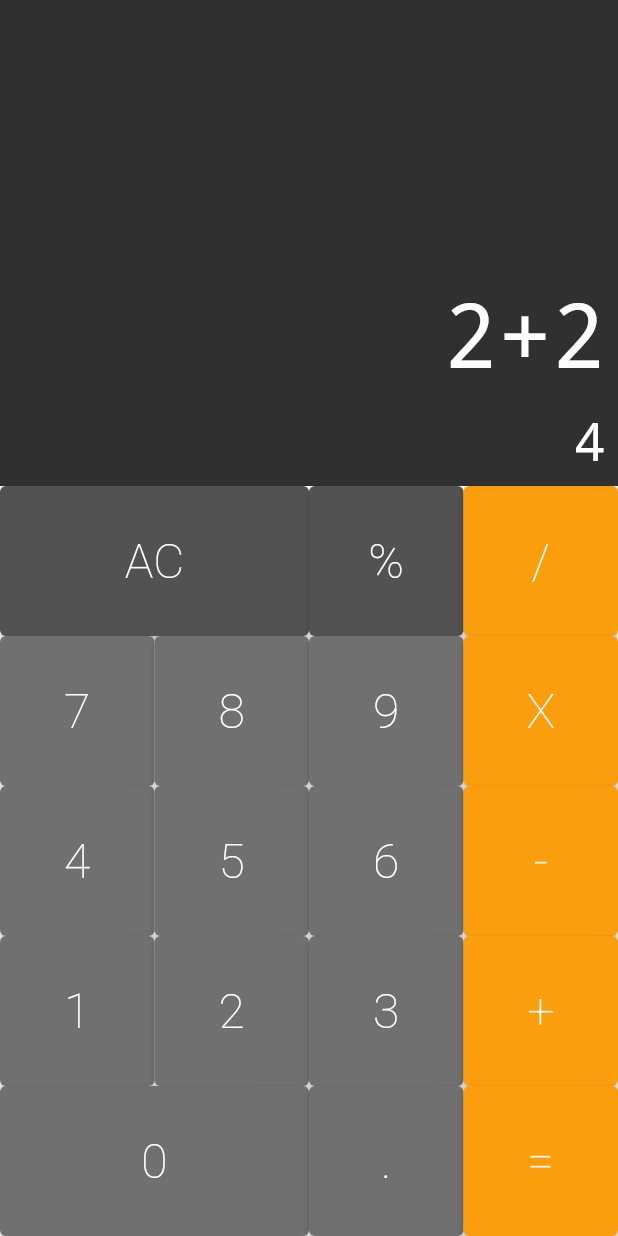
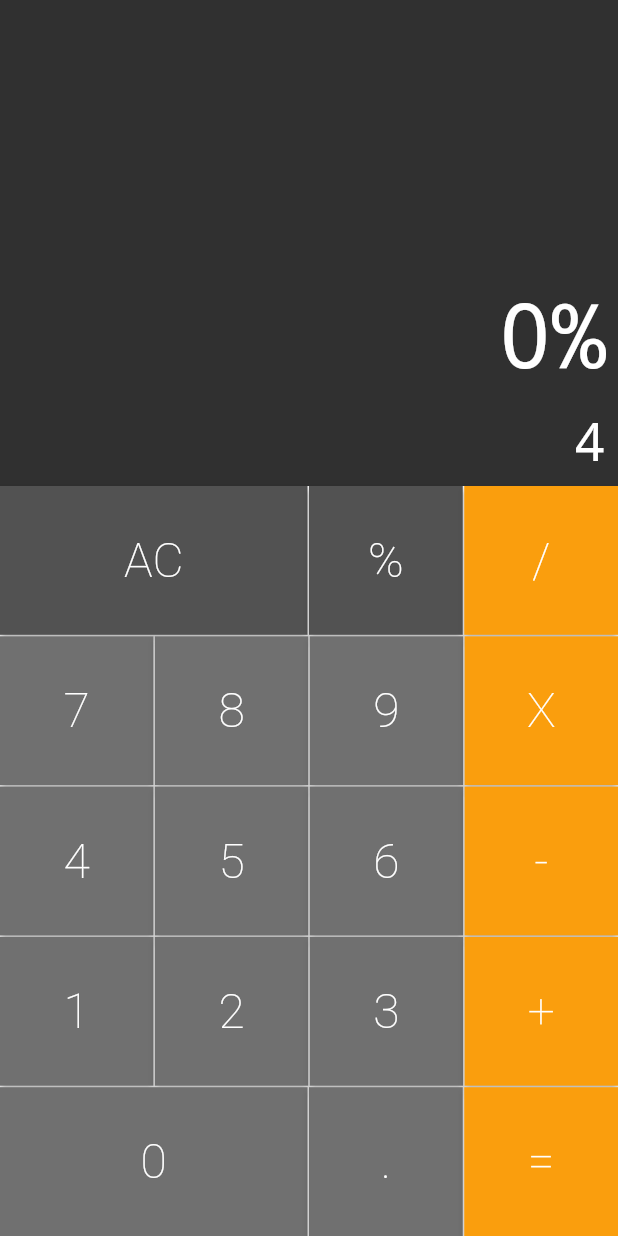
Before and after one commit to Kafran-Portfolio/FlutterCalc, a Flutter app: the screen it shows after launch, after a tap on an icon or button, on a phone screen of 412 x 824 dp. Run offline on Flutter 3.47's test engine with Material 2 defaults, Android fonts, the phone set to English and light mode, and no system bars; drawn by our look-alikes of auto_size_text.

Commit message:
Creates te initial model; Adds space between buttons

```diff
--- a/lib/components/button.dart
+++ b/lib/components/button.dart
@@ -22,8 +22,13 @@ class Button extends StatelessWidget {
     return Expanded(
       flex: doubleSize ? 2 : 1,
       child: ElevatedButton(
-        style: ElevatedButton.styleFrom(primary: color),
-        onPressed: () {buttonCallback(text);},
+        style: ElevatedButton.styleFrom(
+            primary: color,
+            shape:
+                const RoundedRectangleBorder(borderRadius: BorderRadius.zero)),
+        onPressed: () {
+          buttonCallback(text);
+        },
         child: Text(
           text,
           style: const TextStyle(
--- a/lib/components/button_row.dart
+++ b/lib/components/button_row.dart
@@ -12,7 +12,12 @@ class ButtonRow extends StatelessWidget {
       flex: 1,
       child: Row(
         crossAxisAlignment: CrossAxisAlignment.stretch,
-        children: buttons,
+        children: buttons.fold([], (list, button) {
+          list.isEmpty
+              ? list.add(button)
+              : list.addAll([const SizedBox(width: 1), button]);
+          return list;
+        }),
       ),
     );
   }
--- a/lib/components/keyboard.dart
+++ b/lib/components/keyboard.dart
@@ -31,6 +31,7 @@ class Keyboard extends StatelessWidget {
               buttonCallback: buttonCallback,
             ),
           ]),
+          const SizedBox(height: 1),
           ButtonRow([
             Button(
               text: "7",
@@ -50,6 +51,7 @@ class Keyboard extends StatelessWidget {
               buttonCallback: buttonCallback,
             ),
           ]),
+          const SizedBox(height: 1),
           ButtonRow([
             Button(
               text: "4",
@@ -69,6 +71,7 @@ class Keyboard extends StatelessWidget {
               buttonCallback: buttonCallback,
             )
           ]),
+          const SizedBox(height: 1),
           ButtonRow([
             Button(
               text: "1",
@@ -88,6 +91,7 @@ class Keyboard extends StatelessWidget {
               buttonCallback: buttonCallback,
             ),
           ]),
+          const SizedBox(height: 1),
           ButtonRow([
             Button(
               text: "0",
--- /dev/null
+++ b/lib/models/memory.dart
@@ -0,0 +1,17 @@
+class Memory {
+  String _value = "0";
+
+  String get value => _value;
+
+  void _allClear() {
+    _value = "0";
+  }
+
+  void applyCommand(String command) {
+    if (command == "AC") {
+      _allClear();
+    } else {
+      _value += command;
+    }
+  }
+}
--- a/lib/screens/calculator.dart
+++ b/lib/screens/calculator.dart
@@ -1,12 +1,25 @@
 import 'package:flutter/material.dart';
 import 'package:flutter_calc/components/display.dart';
 import 'package:flutter_calc/components/keyboard.dart';
+import 'package:flutter_calc/models/memory.dart';
 
-class Calculator extends StatelessWidget {
+class Calculator extends StatefulWidget {
   const Calculator({Key? key}) : super(key: key);
 
-  _onPressed(String text) {
-    print(text);
+  @override
+  State<Calculator> createState() => _CalculatorState();
+}
+
+class _CalculatorState extends State<Calculator> {
+
+  final Memory memory = Memory();
+
+  _onPressed(String command) {
+    setState(
+        (){
+          memory.applyCommand(command);
+        }
+    );
   }
 
   @override
@@ -14,7 +27,7 @@ class Calculator extends StatelessWidget {
     return MaterialApp(
       home: Column(
         children: [
-          const Display("2+2"),
+          Display(memory.value),
           Keyboard(buttonCallback: _onPressed),
         ],
       ),
```
